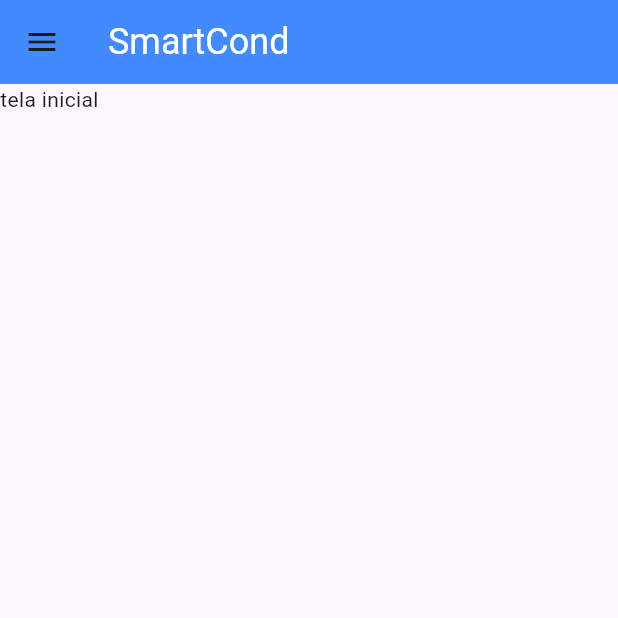
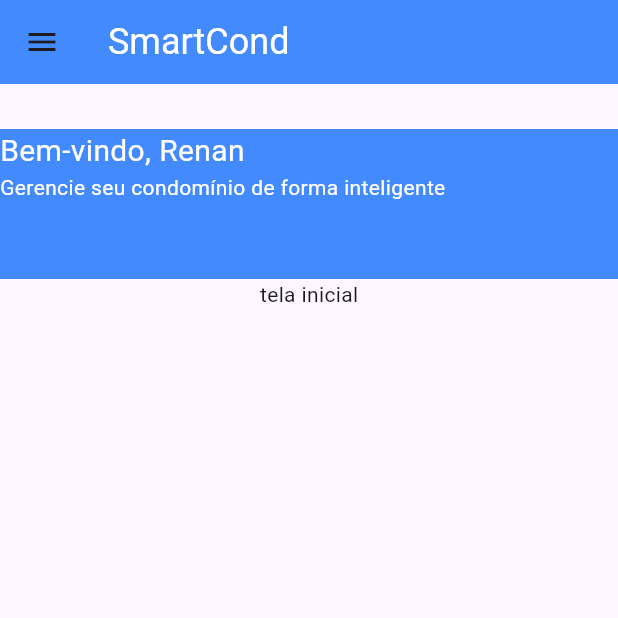
Before and after one commit to elderlira/smartcond, a Flutter app: the screen it shows after launch, on a phone screen of 412 x 824 dp, the top half of it. Run offline on Flutter 3.47's test engine with Material 3 defaults, Android fonts, the phone set to English and light mode, and no system bars.

Commit message:
Inserted new information

```diff
--- a/lib/initial.dart
+++ b/lib/initial.dart
@@ -11,6 +11,44 @@ class Initial extends StatefulWidget {
 class _InitialPage extends State<Initial> {
   @override
   Widget build(BuildContext context) {
-    return Menu(body: Text('tela inicial'));
+    final double screenWidth = MediaQuery.of(context).size.width;
+    final double screenHeight = MediaQuery.of(context).size.height;
+    final Color backgroundColor = Colors.blueAccent;
+    late String user = 'Renan';
+
+    return Menu(
+      body: Column(
+        children: [
+          SizedBox(height: 30),
+          Container(
+            height: 100,
+            width: screenWidth,
+            decoration: BoxDecoration(color: backgroundColor),
+            child: Row(
+              mainAxisAlignment: MainAxisAlignment.center,
+              children: [
+                Expanded(
+                  flex: 2,
+                  child: Column(
+                    crossAxisAlignment: CrossAxisAlignment.start,
+                    children: [
+                      Text(
+                        'Bem-vindo, $user',
+                        style: TextStyle(color: Colors.white, fontSize: 20),
+                      ),
+                      Text(
+                        'Gerencie seu condomínio de forma inteligente',
+                        style: TextStyle(color: Colors.white),
+                      ),
+                    ],
+                  ),
+                ),
+              ],
+            ),
+          ),
+          Text('tela inicial'),
+        ],
+      ),
+    );
   }
 }
```
